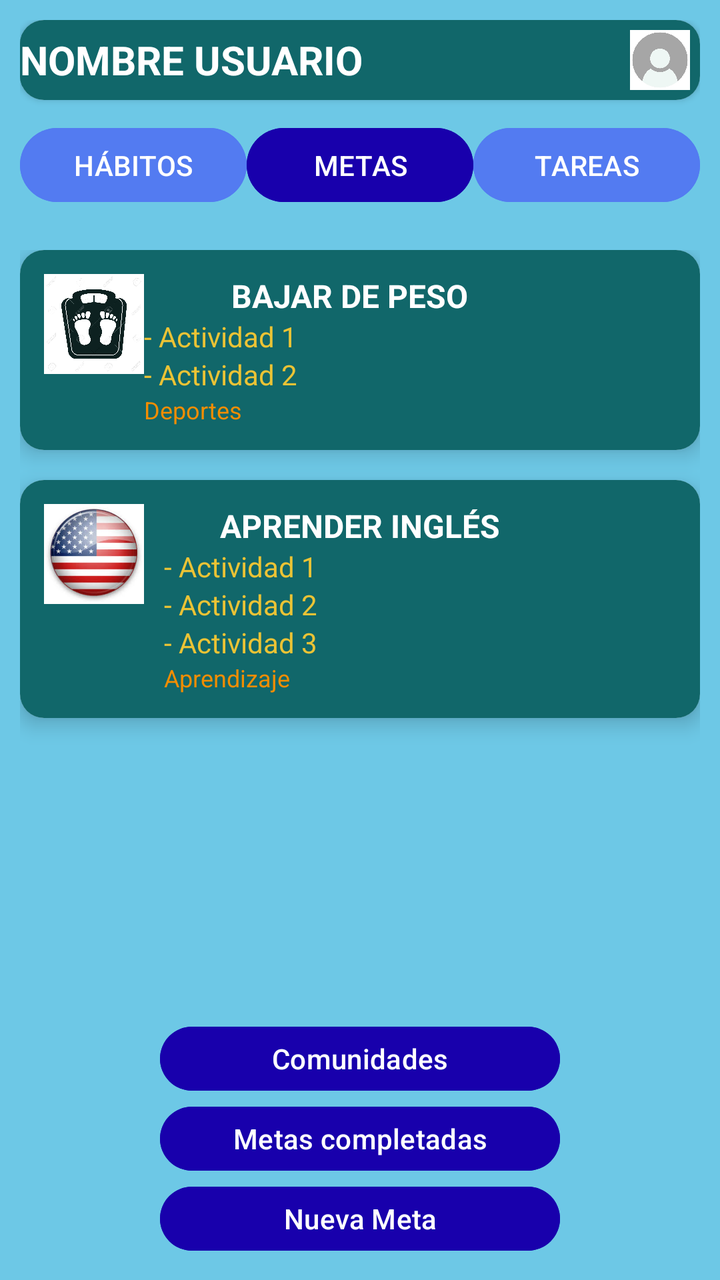
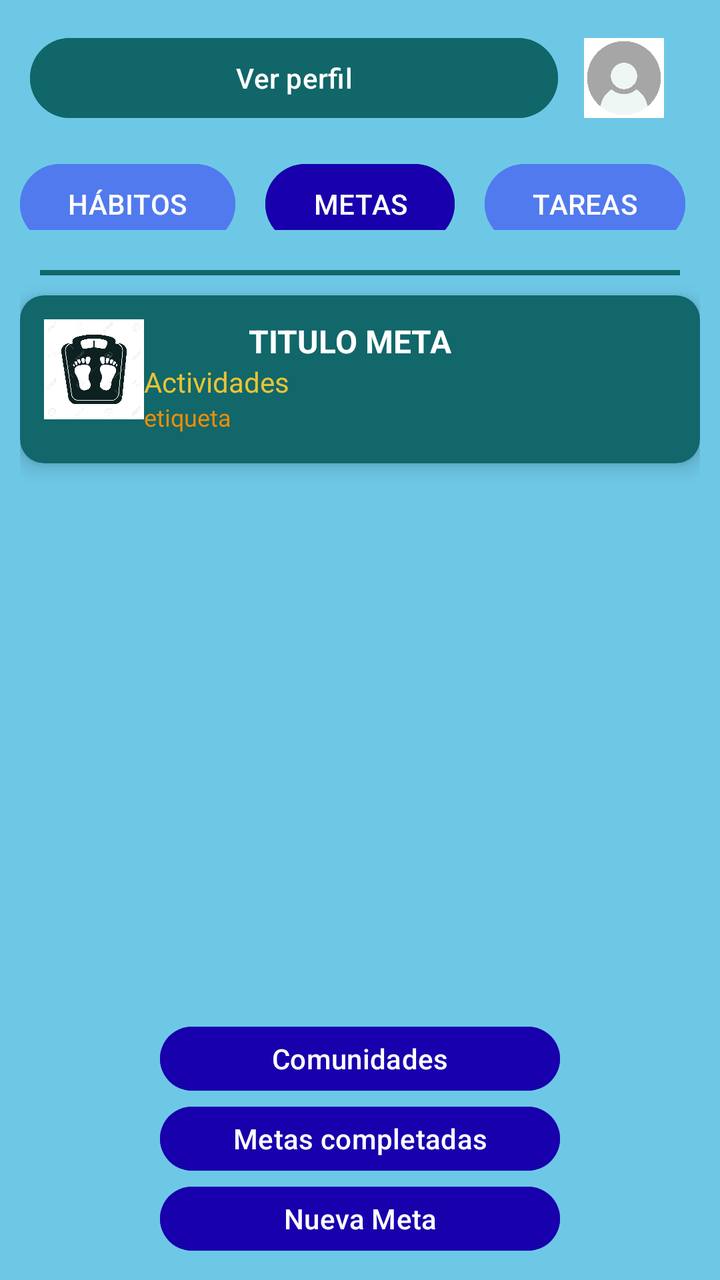

An Android layout rendered at two revisions. The XML below is the earlier revision; the diff shows what the commit changed to produce the second picture.
<!-- AndroidManifest.xml: application theme Theme.SuperSexiBoys -->
<!-- res/layout/activity_metas.xml -->
<?xml version="1.0" encoding="utf-8"?>
<LinearLayout xmlns:android="http://schemas.android.com/apk/res/android"
    xmlns:app="http://schemas.android.com/apk/res-auto"
    xmlns:tools="http://schemas.android.com/tools"
    android:id="@+id/main"
    android:layout_width="match_parent"
    android:layout_height="match_parent"
    tools:context=".MetasActivity"
    android:orientation="vertical"
    android:weightSum="1"
    android:background="#6DC8E6"
    >


    <LinearLayout
        android:layout_width="match_parent"
        android:layout_height="0dp"
        android:layout_weight="0.18"
        android:padding="10dp"
        android:orientation="vertical"
        >

        <androidx.cardview.widget.CardView
            android:layout_width="match_parent"
            android:layout_height="wrap_content"
            app:cardCornerRadius="12dp"

            >

        <LinearLayout
            android:layout_width="match_parent"
            android:gravity="center_vertical"
            android:layout_height="wrap_content"
            android:orientation="horizontal"
            android:background="#11676a"
            >

            <TextView
                android:id="@+id/txtNombreUsuario"
                android:layout_width="0dp"
                android:layout_weight="1"
                android:layout_height="wrap_content"
                android:text="NOMBRE USUARIO"
                android:textStyle="bold"
                android:textSize="20sp"
                android:background="#11676a"
                android:textColor="@color/white" />


            <ImageView
                android:id="@+id/imgPerfil"
                android:layout_width="40dp"
                android:layout_height="40dp"
                android:src="@drawable/perfilvacio"
                android:background="@drawable/circuloblanco"
                android:padding="5dp" />
        </LinearLayout>
        </androidx.cardview.widget.CardView>

        <LinearLayout
            android:layout_width="match_parent"
            android:layout_height="wrap_content"
            android:layout_marginTop="10dp"
            android:gravity="center"
            android:orientation="horizontal">

            <Button
                android:id="@+id/btnHabitos"
                android:text="HÁBITOS"
                android:layout_width="0dp"
                android:layout_weight="1"
                android:backgroundTint="#537bf1"
                android:layout_height="45dp"
                />

            <Button
                android:id="@+id/btnMetas"
                android:text="METAS"
                android:backgroundTint="@color/azul_oscuro"
                android:layout_width="0dp"
                android:layout_weight="1"
                android:layout_height="45dp"
                />

            <Button
                android:id="@+id/btnTareas"
                android:text="TAREAS"
                android:backgroundTint="#537bf1"
                android:layout_width="0dp"
                android:layout_weight="1"
                android:layout_height="45dp"
                />
        </LinearLayout>

        <LinearLayout
            android:layout_width="match_parent"
            android:layout_height="match_parent"
            android:orientation="vertical"
            android:gravity="center_vertical">

            <TextView
                android:id="@+id/text_view_rojo"
                android:layout_width="match_parent"
                android:layout_height="2.5dp"
                android:background="#11676A"/>
        </LinearLayout>

    </LinearLayout>

    <ScrollView
        android:layout_width="match_parent"
        android:layout_height="0dp"
        android:layout_weight="0.60">

        <LinearLayout
            android:layout_width="match_parent"
            android:layout_height="wrap_content"
            android:orientation="vertical"
            android:padding="10dp">

            <androidx.cardview.widget.CardView
                android:layout_width="match_parent"
                android:layout_height="wrap_content"
                android:layout_marginBottom="15dp"
                app:cardCornerRadius="12dp"
                app:cardElevation="6dp"
                android:clickable="true"
                >

                <LinearLayout
                    android:layout_width="match_parent"
                    android:layout_height="wrap_content"
                    android:orientation="horizontal"
                    android:padding="12dp"
                    android:background="#11676a">

                    <ImageView
                        android:layout_width="50dp"
                        android:layout_height="50dp"
                        android:src="@drawable/logobalanza"/>

                    <LinearLayout
                        android:layout_width="wrap_content"
                        android:layout_weight="1"
                        android:orientation="vertical"
                        android:layout_height="wrap_content"
                        >

                        <TextView
                            android:text="BAJAR DE PESO"
                            android:layout_gravity="center"
                            android:layout_width="wrap_content"
                            android:layout_height="wrap_content"
                            android:textStyle="bold"
                            android:textSize="16sp"
                            android:textColor="@color/white"/>

                        <TextView
                            android:text="- Actividad 1"
                            android:layout_width="wrap_content"
                            android:layout_height="wrap_content"
                            android:textColor="#EBC335"/>
                        <TextView
                            android:text="- Actividad 2"
                            android:layout_width="wrap_content"
                            android:layout_height="wrap_content"
                            android:textColor="#EBC335"/>

                        <TextView
                            android:text="Deportes"
                            android:textSize="12sp"
                            android:layout_width="wrap_content"
                            android:layout_height="wrap_content"
                            android:textColor="#f28d00" />

                    </LinearLayout>

                    <ProgressBar
                        android:id="@+id/progresoMeta1"
                        android:layout_width="60dp"
                        android:layout_height="60dp"
                        android:indeterminate="false"
                        android:max="100"
                        android:progress="36"
                        android:progressTint="@color/celeste" />
                </LinearLayout>

            </androidx.cardview.widget.CardView>

            <androidx.cardview.widget.CardView
                android:layout_width="match_parent"
                android:layout_height="wrap_content"
                android:layout_marginBottom="15dp"
                app:cardCornerRadius="12dp"
                app:cardElevation="6dp"
                android:clickable="true"
                android:focusable="true">

                <LinearLayout
                    android:layout_width="match_parent"
                    android:layout_height="wrap_content"
                    android:orientation="horizontal"
                    android:padding="12dp"
                    android:background="#11676a">

                    <ImageView
                        android:layout_width="50dp"
                        android:layout_height="50dp"
                        android:src="@drawable/logoingles"/>

                    <LinearLayout
                        android:layout_width="0dp"
                        android:layout_height="wrap_content"
                        android:layout_weight="1"
                        android:orientation="vertical"
                        android:paddingStart="10dp">

                        <TextView
                            android:text="APRENDER INGLÉS"
                            android:layout_gravity="center"
                            android:layout_width="wrap_content"
                            android:layout_height="wrap_content"
                            android:textStyle="bold"
                            android:textSize="16sp"
                            android:textColor="@color/white"/>

                        <TextView
                            android:text="- Actividad 1"
                            android:layout_width="wrap_content"
                            android:layout_height="wrap_content"
                            android:textColor="#EBC335"/>
                        <TextView
                            android:text="- Actividad 2"
                            android:layout_width="wrap_content"
                            android:layout_height="wrap_content"
                            android:textColor="#EBC335"/>
                        <TextView
                            android:text="- Actividad 3"
                            android:layout_width="wrap_content"
                            android:layout_height="wrap_content"
                            android:textColor="#EBC335"/>

                        <TextView
                            android:text="Aprendizaje"
                            android:textSize="12sp"
                            android:layout_width="wrap_content"
                            android:layout_height="wrap_content"
                            android:textColor="#f28d00" />
                    </LinearLayout>

                    <ProgressBar
                        android:id="@+id/progresoMeta2"
                        android:layout_width="60dp"
                        android:layout_height="60dp"
                        android:indeterminate="false"
                        android:max="100"
                        android:progress="36"
                        android:progressTint="@color/celeste" />
                </LinearLayout>
            </androidx.cardview.widget.CardView>

        </LinearLayout>
    </ScrollView>

    <LinearLayout
        android:layout_width="match_parent"
        android:layout_height="0dp"
        android:layout_weight="0.22"
        android:orientation="vertical"
        android:gravity="center"
        android:padding="10dp">

        <Button
            android:id="@+id/btnComunidades"
            android:text="Comunidades"
            android:layout_width="200dp"
            android:layout_height="40dp"
            android:backgroundTint="@color/azul_oscuro"
            android:textColor="@android:color/white" />

        <Button
            android:id="@+id/btnMetasCompletadas"
            android:text="Metas completadas"
            android:layout_width="200dp"
            android:layout_height="40dp"
            android:backgroundTint="@color/azul_oscuro"
            android:textColor="@android:color/white" />

        <Button
            android:id="@+id/btnNuevaMeta"
            android:text="Nueva Meta"
            android:layout_width="200dp"
            android:layout_height="40dp"
            android:backgroundTint="@color/azul_oscuro"
            android:textColor="@android:color/white" />

    </LinearLayout>

</LinearLayout>
<!-- resources referenced by this layout -->
<resources>
  <color name="azul_oscuro">#1800AC</color>
  <color name="celeste">#40BBEE</color>
  <color name="white">#FFFFFFFF</color>
  <!-- drawable circuloblanco: png bitmap (drawable, 11172 bytes) -->
  <!-- drawable logobalanza: jpg bitmap (drawable, 100702 bytes) -->
  <!-- drawable logoingles: jpeg bitmap (drawable, 8767 bytes) -->
  <!-- drawable perfilvacio: jpg bitmap (drawable, 13526 bytes) -->
  <style name="Theme.SuperSexiBoys" parent="Base.Theme.SuperSexiBoys" />
  <style name="Base.Theme.SuperSexiBoys" parent="Theme.Material3.DayNight.NoActionBar">
          
          
      </style>
</resources>

<!-- the commit's change to res/layout/activity_metas.xml (unified diff, before → after) -->
@@ -16,94 +16,86 @@
         android:layout_width="match_parent"
         android:layout_height="0dp"
         android:layout_weight="0.18"
-        android:padding="10dp"
+
         android:orientation="vertical"
         >
 
-        <androidx.cardview.widget.CardView
+        <androidx.constraintlayout.widget.ConstraintLayout
             android:layout_width="match_parent"
-            android:layout_height="wrap_content"
-            app:cardCornerRadius="12dp"
-
-            >
-
-        <LinearLayout
-            android:layout_width="match_parent"
-            android:gravity="center_vertical"
-            android:layout_height="wrap_content"
-            android:orientation="horizontal"
-            android:background="#11676a"
-            >
-
+            android:layout_height="match_parent">
+
+            <LinearLayout
+                android:id="@+id/identifica_usuario"
+                app:layout_constraintTop_toTopOf="parent"
+                app:layout_constraintStart_toStartOf="parent"
+                android:layout_width="match_parent"
+                android:weightSum="10"
+                android:gravity="center"
+                android:orientation="horizontal"
+                android:layout_margin="15dp"
+                android:layout_height="wrap_content">
+                <Button
+                    android:id="@+id/ver_perfil_button"
+                    android:layout_weight="8"
+                    android:layout_width="0dp"
+                    android:text="Ver perfil"
+                    android:backgroundTint="@color/verde_oscuro"
+                    android:layout_height="wrap_content"/>
+                <ImageView
+                    android:id="@+id/imagen_perfil"
+                    android:layout_width="0dp"
+                    android:layout_weight="2"
+                    android:layout_height="40dp"
+                    android:src="@drawable/perfilvacio"/>
+            </LinearLayout>
+
+
+            <Button
+                app:layout_constraintTop_toBottomOf="@+id/identifica_usuario"
+                app:layout_constraintEnd_toStartOf="@+id/metas_button"
+                android:layout_width="wrap_content"
+                android:text="HÁBITOS"
+                android:layout_margin="15dp"
+                android:backgroundTint="@color/azul_pastel"
+                android:layout_height="wrap_content"/>
+            <Button
+                android:id="@+id/metas_button"
+                app:layout_constraintTop_toBottomOf="@+id/identifica_usuario"
+                app:layout_constraintStart_toStartOf="parent"
+                app:layout_constraintEnd_toEndOf="parent"
+                android:layout_width="wrap_content"
+                android:text="METAS"
+                android:layout_margin="15dp"
+                android:backgroundTint="@color/azul_oscuro"
+                android:layout_height="wrap_content"/>
+            <Button
+                android:id="@+id/tareas_button"
+                app:layout_constraintTop_toBottomOf="@+id/identifica_usuario"
+                app:layout_constraintStart_toEndOf="@id/metas_button"
+                android:layout_width="wrap_content"
+                android:text="TAREAS"
+                android:layout_margin="15dp"
+                android:backgroundTint="@color/azul_pastel"
+                android:layout_height="wrap_content"/>
             <TextView
-                android:id="@+id/txtNombreUsuario"
-                android:layout_width="0dp"
-                android:layout_weight="1"
-                android:layout_height="wrap_content"
-                android:text="NOMBRE USUARIO"
-                android:textStyle="bold"
-                android:textSize="20sp"
-                android:background="#11676a"
-                android:textColor="@color/white" />
-
-
-            <ImageView
-                android:id="@+id/imgPerfil"
-                android:layout_width="40dp"
-                android:layout_height="40dp"
-                android:src="@drawable/perfilvacio"
-                android:background="@drawable/circuloblanco"
-                android:padding="5dp" />
-        </LinearLayout>
-        </androidx.cardview.widget.CardView>
-
-        <LinearLayout
-            android:layout_width="match_parent"
-            android:layout_height="wrap_content"
-            android:layout_marginTop="10dp"
-            android:gravity="center"
-            android:orientation="horizontal">
-
-            <Button
-                android:id="@+id/btnHabitos"
-                android:text="HÁBITOS"
-                android:layout_width="0dp"
-                android:layout_weight="1"
-                android:backgroundTint="#537bf1"
-                android:layout_height="45dp"
-                />
-
-            <Button
-                android:id="@+id/btnMetas"
-                android:text="METAS"
-                android:backgroundTint="@color/azul_oscuro"
-                android:layout_width="0dp"
-                android:layout_weight="1"
-                android:layout_height="45dp"
-                />
-
-            <Button
-                android:id="@+id/btnTareas"
-                android:text="TAREAS"
-                android:backgroundTint="#537bf1"
-                android:layout_width="0dp"
-                android:layout_weight="1"
-                android:layout_height="45dp"
-                />
-        </LinearLayout>
-
-        <LinearLayout
-            android:layout_width="match_parent"
-            android:layout_height="match_parent"
-            android:orientation="vertical"
-            android:gravity="center_vertical">
-
-            <TextView
-                android:id="@+id/text_view_rojo"
-                android:layout_width="match_parent"
-                android:layout_height="2.5dp"
-                android:background="#11676A"/>
-        </LinearLayout>
+                android:id="@+id/linea"
+                android:layout_width="match_parent"
+                android:layout_height="5dp"
+                android:layout_marginTop="5dp"
+                android:layout_marginBottom="5dp"
+                app:layout_constraintTop_toBottomOf="@+id/metas_button"
+                app:layout_constraintStart_toStartOf="parent"
+                app:layout_constraintEnd_toEndOf="parent"
+                android:background="@color/plomo_oscuro"/>
+
+
+
+        </androidx.constraintlayout.widget.ConstraintLayout>
+
+
+
+
+
 
     </LinearLayout>
 
@@ -112,11 +104,27 @@
         android:layout_height="0dp"
         android:layout_weight="0.60">
 
+
         <LinearLayout
             android:layout_width="match_parent"
-            android:layout_height="wrap_content"
+            android:layout_height="10dp"
             android:orientation="vertical"
             android:padding="10dp">
+
+            <LinearLayout
+                android:layout_width="match_parent"
+                android:layout_height="match_parent"
+                android:orientation="vertical"
+                android:gravity="center_vertical"
+                android:layout_margin="10dp"
+                >
+
+                <TextView
+                    android:id="@+id/text_view_rojo"
+                    android:layout_width="match_parent"
+                    android:layout_height="2.5dp"
+                    android:background="#11676A"/>
+            </LinearLayout>
 
             <androidx.cardview.widget.CardView
                 android:layout_width="match_parent"
@@ -135,6 +143,7 @@
                     android:background="#11676a">
 
                     <ImageView
+                        android:id="@+id/imagenMeta"
                         android:layout_width="50dp"
                         android:layout_height="50dp"
                         android:src="@drawable/logobalanza"/>
@@ -147,7 +156,10 @@
                         >
 
                         <TextView
-                            android:text="BAJAR DE PESO"
+                            android:id="@+id/textoMeta"
+                            android:text=""
+                            android:hint="TITULO META"
+                            android:textColorHint="@color/white"
                             android:layout_gravity="center"
                             android:layout_width="wrap_content"
                             android:layout_height="wrap_content"
@@ -156,19 +168,21 @@
                             android:textColor="@color/white"/>
 
                         <TextView
-                            android:text="- Actividad 1"
+                            android:id="@+id/actividades"
+                            android:textColorHint="#EBC335"
+                            android:text=""
                             android:layout_width="wrap_content"
+                            android:hint="Actividades"
                             android:layout_height="wrap_content"
                             android:textColor="#EBC335"/>
+
+
                         <TextView
-                            android:text="- Actividad 2"
-                            android:layout_width="wrap_content"
-                            android:layout_height="wrap_content"
-                            android:textColor="#EBC335"/>
-
-                        <TextView
-                            android:text="Deportes"
+                            android:id="@+id/etiqueta"
+                            android:text=""
                             android:textSize="12sp"
+                            android:hint="etiqueta"
+                            android:textColorHint="#f28d00"
                             android:layout_width="wrap_content"
                             android:layout_height="wrap_content"
                             android:textColor="#f28d00" />
@@ -176,7 +190,7 @@
                     </LinearLayout>
 
                     <ProgressBar
-                        android:id="@+id/progresoMeta1"
+                        android:id="@+id/progresoMeta"
                         android:layout_width="60dp"
                         android:layout_height="60dp"
                         android:indeterminate="false"
@@ -187,77 +201,7 @@
 
             </androidx.cardview.widget.CardView>
 
-            <androidx.cardview.widget.CardView
-                android:layout_width="match_parent"
-                android:layout_height="wrap_content"
-                android:layout_marginBottom="15dp"
-                app:cardCornerRadius="12dp"
-                app:cardElevation="6dp"
-                android:clickable="true"
-                android:focusable="true">
-
-                <LinearLayout
-                    android:layout_width="match_parent"
-                    android:layout_height="wrap_content"
-                    android:orientation="horizontal"
-                    android:padding="12dp"
-                    android:background="#11676a">
-
-                    <ImageView
-                        android:layout_width="50dp"
-                        android:layout_height="50dp"
-                        android:src="@drawable/logoingles"/>
-
-                    <LinearLayout
-                        android:layout_width="0dp"
-                        android:layout_height="wrap_content"
-                        android:layout_weight="1"
-                        android:orientation="vertical"
-                        android:paddingStart="10dp">
-
-                        <TextView
-                            android:text="APRENDER INGLÉS"
-                            android:layout_gravity="center"
-                            android:layout_width="wrap_content"
-                            android:layout_height="wrap_content"
-                            android:textStyle="bold"
-                            android:textSize="16sp"
-                            android:textColor="@color/white"/>
-
-                        <TextView
-                            android:text="- Actividad 1"
-                            android:layout_width="wrap_content"
-                            android:layout_height="wrap_content"
-                            android:textColor="#EBC335"/>
-                        <TextView
-                            android:text="- Actividad 2"
-                            android:layout_width="wrap_content"
-                            android:layout_height="wrap_content"
-                            android:textColor="#EBC335"/>
-                        <TextView
-                            android:text="- Actividad 3"
-                            android:layout_width="wrap_content"
-                            android:layout_height="wrap_content"
-                            android:textColor="#EBC335"/>
-
-                        <TextView
-                            android:text="Aprendizaje"
-                            android:textSize="12sp"
-                            android:layout_width="wrap_content"
-                            android:layout_height="wrap_content"
-                            android:textColor="#f28d00" />
-                    </LinearLayout>
-
-                    <ProgressBar
-                        android:id="@+id/progresoMeta2"
-                        android:layout_width="60dp"
-                        android:layout_height="60dp"
-                        android:indeterminate="false"
-                        android:max="100"
-                        android:progress="36"
-                        android:progressTint="@color/celeste" />
-                </LinearLayout>
-            </androidx.cardview.widget.CardView>
+
 
         </LinearLayout>
     </ScrollView>
<!-- resource entries referenced after the edit -->
@@ -1,11 +1,12 @@
 <!-- resources referenced by this layout -->
 <resources>
   <color name="azul_oscuro">#1800AC</color>
+  <color name="azul_pastel">#527AEF</color>
   <color name="celeste">#40BBEE</color>
+  <color name="plomo_oscuro">#606080</color>
+  <color name="verde_oscuro">#116669</color>
   <color name="white">#FFFFFFFF</color>
-  <!-- drawable circuloblanco: png bitmap (drawable, 11172 bytes) -->
   <!-- drawable logobalanza: jpg bitmap (drawable, 100702 bytes) -->
-  <!-- drawable logoingles: jpeg bitmap (drawable, 8767 bytes) -->
   <!-- drawable perfilvacio: jpg bitmap (drawable, 13526 bytes) -->
   <style name="Theme.SuperSexiBoys" parent="Base.Theme.SuperSexiBoys" />
   <style name="Base.Theme.SuperSexiBoys" parent="Theme.Material3.DayNight.NoActionBar">
